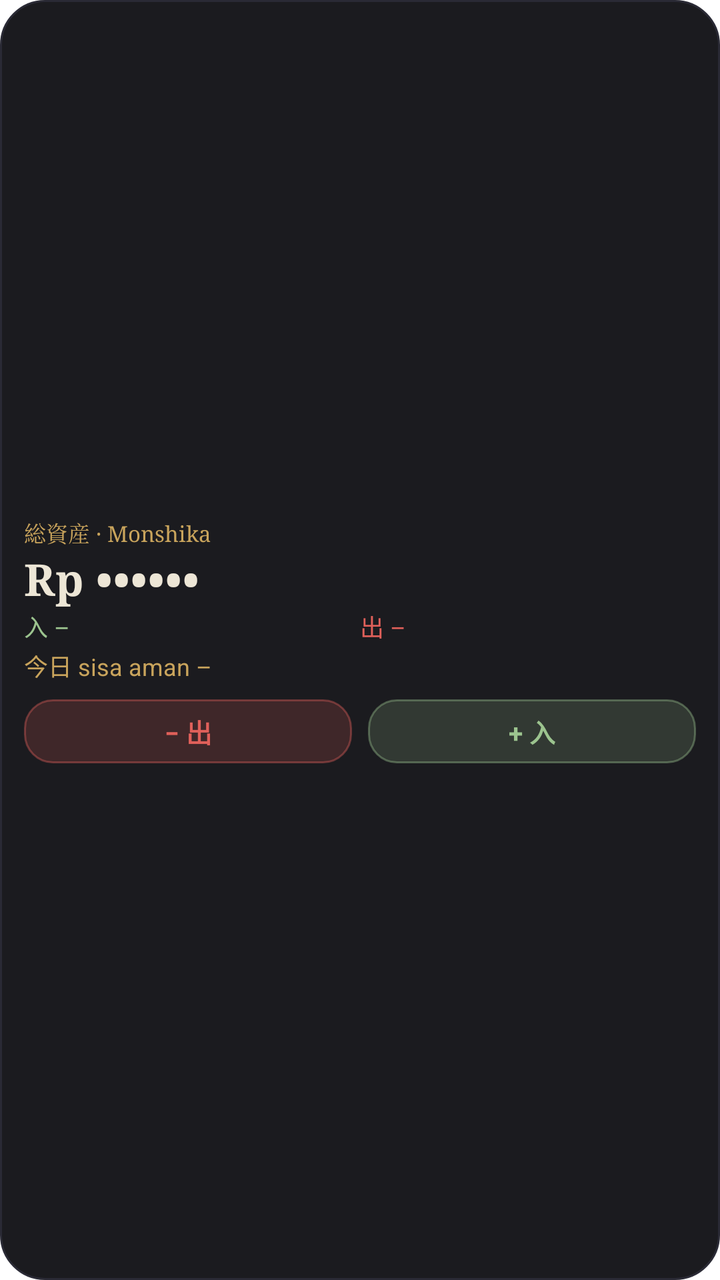
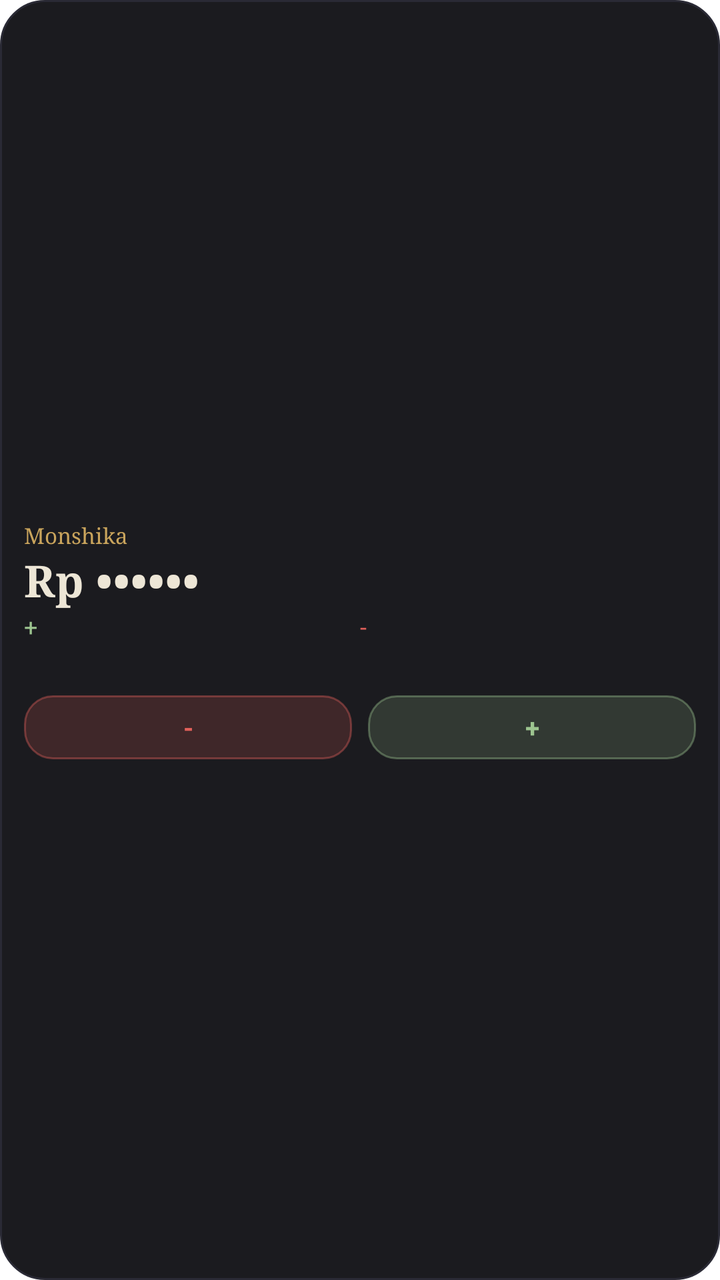

An Android layout rendered at two revisions. The XML below is the earlier revision; the diff shows what the commit changed to produce the second picture.
<!-- AndroidManifest.xml: fallback theme Theme.MaterialComponents.DayNight.NoActionBar -->
<!-- res/layout/widget_summary.xml -->
<?xml version="1.0" encoding="utf-8"?>
<LinearLayout xmlns:android="http://schemas.android.com/apk/res/android"
    android:id="@+id/root"
    android:layout_width="match_parent"
    android:layout_height="match_parent"
    android:background="@drawable/widget_bg"
    android:gravity="center_vertical"
    android:orientation="vertical"
    android:padding="12dp">

    <LinearLayout
        android:id="@+id/header_row"
        android:layout_width="match_parent"
        android:layout_height="wrap_content"
        android:orientation="horizontal">

        <TextView
            android:layout_width="0dp"
            android:layout_height="wrap_content"
            android:layout_weight="1"
            android:fontFamily="serif"
            android:singleLine="true"
            android:text="総資産 · Monshika"
            android:textColor="#C9A45C"
            android:textSize="11sp" />

        <TextView
            android:id="@+id/month"
            android:layout_width="wrap_content"
            android:layout_height="wrap_content"
            android:singleLine="true"
            android:textColor="#9A948A"
            android:textSize="11sp" />
    </LinearLayout>

    <TextView
        android:id="@+id/total"
        android:layout_width="match_parent"
        android:layout_height="wrap_content"
        android:ellipsize="end"
        android:fontFamily="serif"
        android:singleLine="true"
        android:text="Rp ••••••"
        android:textColor="#EDE6D6"
        android:textSize="22sp"
        android:textStyle="bold" />

    <LinearLayout
        android:id="@+id/flow_row"
        android:layout_width="match_parent"
        android:layout_height="wrap_content"
        android:orientation="horizontal">

        <TextView
            android:id="@+id/income"
            android:layout_width="0dp"
            android:layout_height="wrap_content"
            android:layout_weight="1"
            android:singleLine="true"
            android:text="入 –"
            android:textColor="#9CC48F"
            android:textSize="12sp" />

        <TextView
            android:id="@+id/expense"
            android:layout_width="0dp"
            android:layout_height="wrap_content"
            android:layout_weight="1"
            android:singleLine="true"
            android:text="出 –"
            android:textColor="#E0605A"
            android:textSize="12sp" />
    </LinearLayout>

    <TextView
        android:id="@+id/safe"
        android:layout_width="match_parent"
        android:layout_height="wrap_content"
        android:layout_marginTop="2dp"
        android:singleLine="true"
        android:text="今日 sisa aman –"
        android:textColor="#C9A45C"
        android:textSize="12sp" />

    <LinearLayout
        android:id="@+id/buttons_row"
        android:layout_width="match_parent"
        android:layout_height="wrap_content"
        android:layout_marginTop="8dp"
        android:orientation="horizontal">

        <TextView
            android:id="@+id/btn_expense"
            android:layout_width="0dp"
            android:layout_height="32dp"
            android:layout_marginEnd="4dp"
            android:layout_weight="1"
            android:background="@drawable/widget_btn_expense"
            android:gravity="center"
            android:singleLine="true"
            android:text="− 出"
            android:textColor="#E0605A"
            android:textSize="13sp"
            android:textStyle="bold" />

        <TextView
            android:id="@+id/btn_income"
            android:layout_width="0dp"
            android:layout_height="32dp"
            android:layout_marginStart="4dp"
            android:layout_weight="1"
            android:background="@drawable/widget_btn_income"
            android:gravity="center"
            android:singleLine="true"
            android:text="+ 入"
            android:textColor="#9CC48F"
            android:textSize="13sp"
            android:textStyle="bold" />
    </LinearLayout>
</LinearLayout>
<!-- resources referenced by this layout -->
<resources>
  <!-- drawable widget_bg (drawable) -->
  <?xml version="1.0" encoding="utf-8"?>
  <shape xmlns:android="http://schemas.android.com/apk/res/android" android:shape="rectangle">
      <solid android:color="#F20F0F14" />
      <corners android:radius="22dp" />
      <stroke android:width="1dp" android:color="#2A2A35" />
  </shape>
  <!-- drawable widget_btn_expense (drawable) -->
  <?xml version="1.0" encoding="utf-8"?>
  <shape xmlns:android="http://schemas.android.com/apk/res/android" android:shape="rectangle">
      <solid android:color="#2EE0605A" />
      <corners android:radius="14dp" />
      <stroke android:width="1dp" android:color="#66E0605A" />
  </shape>
  <!-- drawable widget_btn_income (drawable) -->
  <?xml version="1.0" encoding="utf-8"?>
  <shape xmlns:android="http://schemas.android.com/apk/res/android" android:shape="rectangle">
      <solid android:color="#2E9CC48F" />
      <corners android:radius="14dp" />
      <stroke android:width="1dp" android:color="#669CC48F" />
  </shape>
</resources>

<!-- the commit's change to res/layout/widget_summary.xml (unified diff, before → after) -->
@@ -20,7 +20,8 @@
             android:layout_weight="1"
             android:fontFamily="serif"
             android:singleLine="true"
-            android:text="総資産 · Monshika"
+            android:id="@+id/title"
+            android:text="Monshika"
             android:textColor="#C9A45C"
             android:textSize="11sp" />
 
@@ -57,7 +58,7 @@
             android:layout_height="wrap_content"
             android:layout_weight="1"
             android:singleLine="true"
-            android:text="入 –"
+            android:text="+"
             android:textColor="#9CC48F"
             android:textSize="12sp" />
 
@@ -67,7 +68,7 @@
             android:layout_height="wrap_content"
             android:layout_weight="1"
             android:singleLine="true"
-            android:text="出 –"
+            android:text="-"
             android:textColor="#E0605A"
             android:textSize="12sp" />
     </LinearLayout>
@@ -78,7 +79,7 @@
         android:layout_height="wrap_content"
         android:layout_marginTop="2dp"
         android:singleLine="true"
-        android:text="今日 sisa aman –"
+        android:text=""
         android:textColor="#C9A45C"
         android:textSize="12sp" />
 
@@ -98,7 +99,7 @@
             android:background="@drawable/widget_btn_expense"
             android:gravity="center"
             android:singleLine="true"
-            android:text="− 出"
+            android:text="-"
             android:textColor="#E0605A"
             android:textSize="13sp"
             android:textStyle="bold" />
@@ -112,7 +113,7 @@
             android:background="@drawable/widget_btn_income"
             android:gravity="center"
             android:singleLine="true"
-            android:text="+ 入"
+            android:text="+"
             android:textColor="#9CC48F"
             android:textSize="13sp"
             android:textStyle="bold" />
